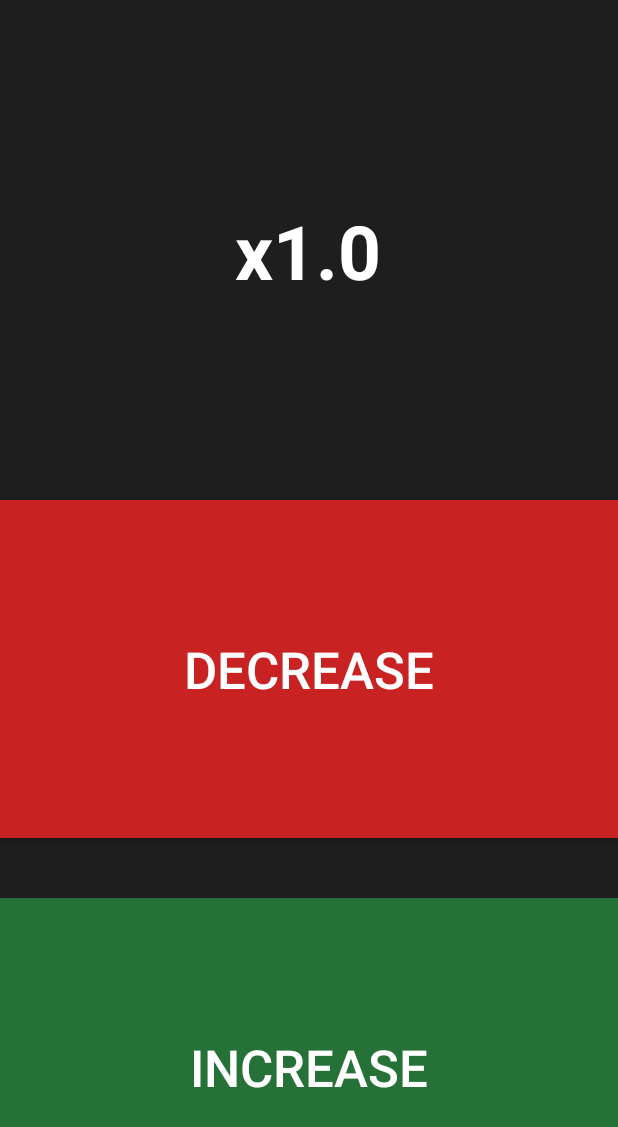
After one commit to Zakerous76/PicToSpeech, an Android app: the ModifySpeechRateActivity screen opened directly, with no data from a screen before it, on a phone screen of 412 x 824 dp. The commit adds this screen. Shown: the top 1127 px of the screen. Run offline under Robolectric (Android 15) with nearby library versions, the phone set to English and light mode, and no system bars.

Commit message:
Navigation to activities are implemented (+ some minor changes)

```diff
--- /dev/null
+++ b/app/src/main/java/com/example/pictospeech/ModifySpeechRateActivity.java
@@ -0,0 +1,56 @@
+package com.example.pictospeech;
+
+import androidx.appcompat.app.AppCompatActivity;
+import androidx.appcompat.widget.AppCompatButton;
+
+import android.os.Bundle;
+import android.util.Log;
+import android.view.View;
+import android.widget.TextView;
+
+public class ModifySpeechRateActivity extends AppCompatActivity {
+
+    AppCompatButton decreaseBtn, increaseBtn;
+    TextView speechRateTxtV;
+
+    float rate = 1.0F;
+    float rateLowerLimit = .5F;
+    float rateUpperLimit = 4.0F;
+    float rateStep = .5F;
+    @Override
+    protected void onCreate(Bundle savedInstanceState) {
+        super.onCreate(savedInstanceState);
+        setContentView(R.layout.speech_rate);
+
+        decreaseBtn = findViewById(R.id.decrease_speech_rate_btn);
+        increaseBtn = findViewById(R.id.increase_speech_rate_btn);
+        speechRateTxtV = findViewById(R.id.speech_rate_txtV);
+
+
+        // TODO: implement decrease and increase functionalities
+        decreaseBtn.setOnClickListener(new View.OnClickListener() {
+            @Override
+            public void onClick(View v) {
+                if(rate>rateLowerLimit){
+                    rate -= rateStep;
+                    speechRateTxtV.setText(String.format("x%s", rate));
+                    Log.d("ModiftSpeechRateActivity", String.format("Rate: %s", rate));
+                }
+            }
+        });
+
+        increaseBtn.setOnClickListener(new View.OnClickListener() {
+            @Override
+            public void onClick(View v) {
+                if(rate<rateUpperLimit){
+                    rate += rateStep;
+                    speechRateTxtV.setText(String.format("x%s", rate));
+                    Log.d("ModiftSpeechRateActivity", String.format("Rate: %s", rate));
+
+                }
+
+            }
+        });
+
+    }
+}
--- a/app/src/main/res/layout/result.xml
+++ b/app/src/main/res/layout/result.xml
@@ -9,7 +9,7 @@
 
 
     <androidx.appcompat.widget.AppCompatButton
-        android:id="@+id/read_aloud"
+        android:id="@+id/read_aloud_btn"
         android:layout_width="match_parent"
         android:layout_height="225dp"
         android:background="@color/button_green"
@@ -23,7 +23,7 @@
         tools:ignore="VisualLintBounds,VisualLintButtonSize" />
 
     <EditText
-        android:id="@+id/editTextText"
+        android:id="@+id/resultEditText"
         style="@android:style/Widget.DeviceDefault.Light.EditText"
         android:layout_width="0dp"
         android:layout_height="0dp"
@@ -37,7 +37,7 @@
         android:singleLine="false"
         android:text="@string/sample_result_text"
         android:textColor="@color/white"
-        app:layout_constraintBottom_toTopOf="@+id/read_aloud"
+        app:layout_constraintBottom_toTopOf="@+id/read_aloud_btn"
         app:layout_constraintEnd_toEndOf="parent"
         app:layout_constraintHorizontal_bias="0"
         app:layout_constraintStart_toStartOf="parent"
```
Also changed, not shown: app/src/main/AndroidManifest.xml (+13 -0 lines), app/src/main/java/com/example/pictospeech/MainActivity.java (+25 -1 lines), app/src/main/java/com/example/pictospeech/OptionsActivity.java (added, +30 -0 lines), app/src/main/java/com/example/pictospeech/ResultActivity.java (added, +33 -0 lines), app/src/main/java/com/example/pictospeech/ScanPhotoActivity.java (added, +35 -0 lines), app/src/main/res/layout/main_activity.xml (renamed from app/src/main/res/layout/onboarding_main.xml).
